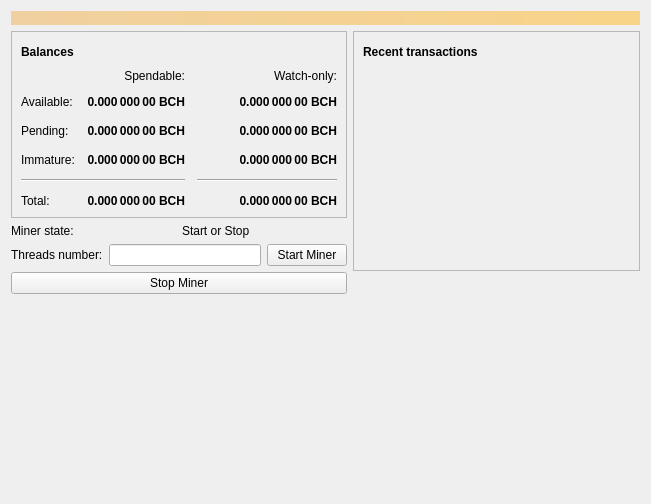
Bitcoin-ABC/bitcoin-abc, file src/qt/forms/overviewpage.ui: the form before one commit.
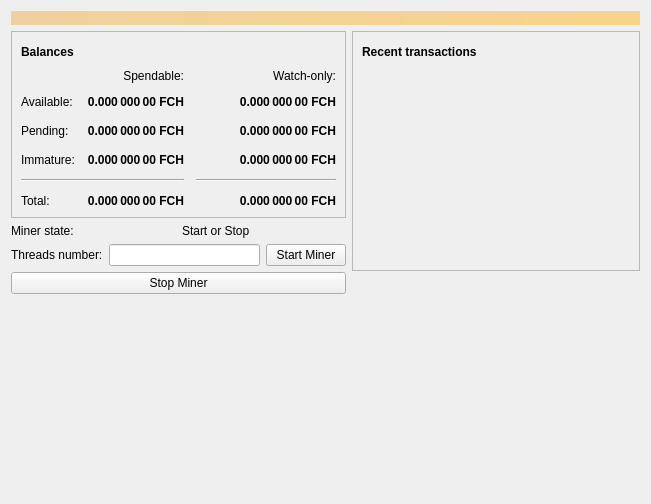
The form after the commit. Icons and pictures are not drawn.

Patch:
```diff
--- a/src/qt/forms/overviewpage.ui
+++ b/src/qt/forms/overviewpage.ui
@@ -129,7 +129,7 @@
                <string>Unconfirmed transactions to watch-only addresses</string>
               </property>
               <property name="text">
-               <string notr="true">0.000 000 00 BCH</string>
+               <string notr="true">0.000 000 00 FCH</string>
               </property>
               <property name="alignment">
                <set>Qt::AlignRight|Qt::AlignTrailing|Qt::AlignVCenter</set>
@@ -154,7 +154,7 @@
                <string>Total of transactions that have yet to be confirmed, and do not yet count toward the spendable balance</string>
               </property>
               <property name="text">
-               <string notr="true">0.000 000 00 BCH</string>
+               <string notr="true">0.000 000 00 FCH</string>
               </property>
               <property name="alignment">
                <set>Qt::AlignRight|Qt::AlignTrailing|Qt::AlignVCenter</set>
@@ -179,7 +179,7 @@
                <string>Mined balance in watch-only addresses that has not yet matured</string>
               </property>
               <property name="text">
-               <string notr="true">0.000 000 00 BCH</string>
+               <string notr="true">0.000 000 00 FCH</string>
               </property>
               <property name="alignment">
                <set>Qt::AlignRight|Qt::AlignTrailing|Qt::AlignVCenter</set>
@@ -237,7 +237,7 @@
                <string>Mined balance that has not yet matured</string>
               </property>
               <property name="text">
-               <string notr="true">0.000 000 00 BCH</string>
+               <string notr="true">0.000 000 00 FCH</string>
               </property>
               <property name="alignment">
                <set>Qt::AlignRight|Qt::AlignTrailing|Qt::AlignVCenter</set>
@@ -282,7 +282,7 @@
                <string>Your current total balance</string>
               </property>
               <property name="text">
-               <string notr="true">0.000 000 00 BCH</string>
+               <string notr="true">0.000 000 00 FCH</string>
               </property>
               <property name="alignment">
                <set>Qt::AlignRight|Qt::AlignTrailing|Qt::AlignVCenter</set>
@@ -307,7 +307,7 @@
                <string>Current total balance in watch-only addresses</string>
               </property>
               <property name="text">
-               <string notr="true">0.000 000 00 BCH</string>
+               <string notr="true">0.000 000 00 FCH</string>
               </property>
               <property name="alignment">
                <set>Qt::AlignRight|Qt::AlignTrailing|Qt::AlignVCenter</set>
@@ -349,7 +349,7 @@
                <string>Your current spendable balance</string>
               </property>
               <property name="text">
-               <string notr="true">0.000 000 00 BCH</string>
+               <string notr="true">0.000 000 00 FCH</string>
               </property>
               <property name="alignment">
                <set>Qt::AlignRight|Qt::AlignTrailing|Qt::AlignVCenter</set>
@@ -374,7 +374,7 @@
                <string>Your current balance in watch-only addresses</string>
               </property>
               <property name="text">
-               <string notr="true">0.000 000 00 BCH</string>
+               <string notr="true">0.000 000 00 FCH</string>
               </property>
               <property name="alignment">
                <set>Qt::AlignRight|Qt::AlignTrailing|Qt::AlignVCenter</set>
```
